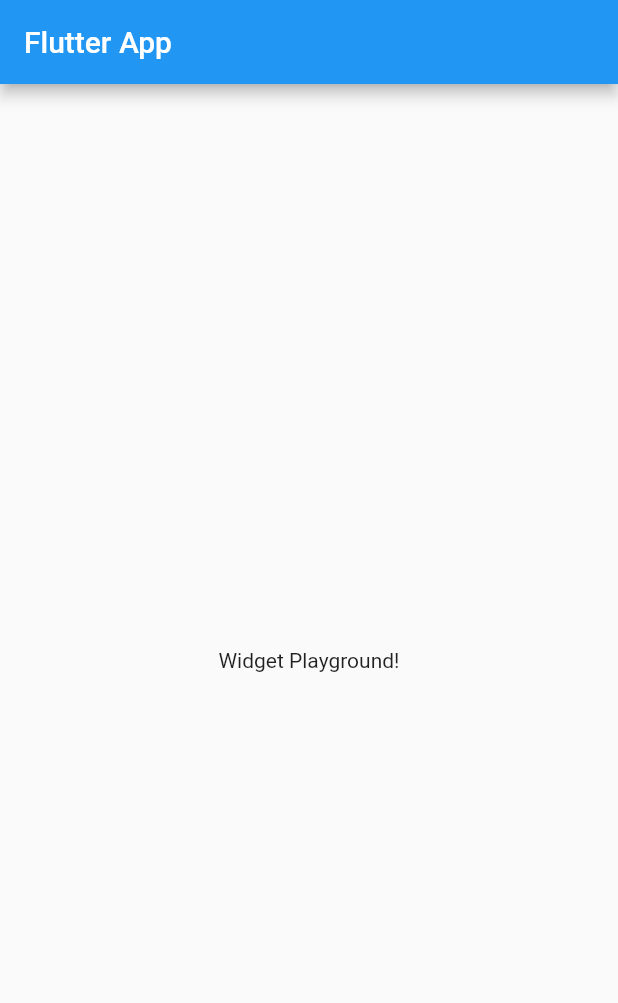
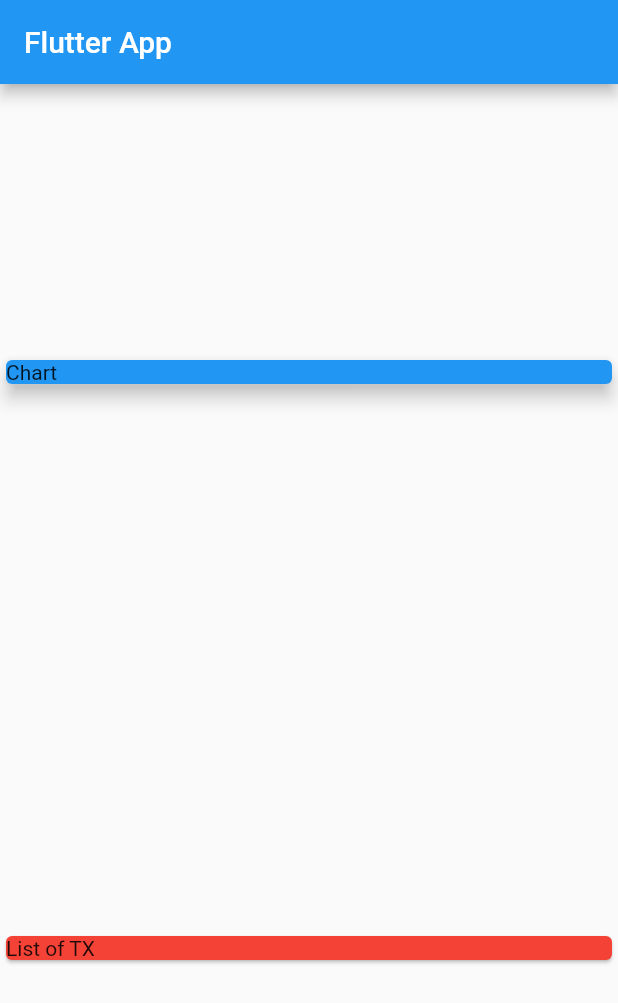
Before and after one commit to babyazalea/flutter_complete_guide2, a Flutter app: the screen it shows after launch, on a phone screen of 412 x 824 dp. Shown: the top 1003 px of the screen. Run offline on Flutter 3.47's test engine with Material 2 defaults, Android fonts, the light colour scheme and no system bars.

Commit message:
using Column Widget

```diff
--- a/lib/main.dart
+++ b/lib/main.dart
@@ -16,12 +16,25 @@
   @override
   Widget build(BuildContext context) {
     return Scaffold(
-      appBar: AppBar(
-        title: Text('Flutter App'),
-      ),
-      body: Center(
-        child: Text('Widget Playground!'),
-      ),
-    );
+        appBar: AppBar(
+          title: Text('Flutter App'),
+        ),
+        body: Column(
+            mainAxisAlignment: MainAxisAlignment.spaceAround,
+            crossAxisAlignment: CrossAxisAlignment.stretch,
+            children: <Widget>[
+              Container(
+                width: double.infinity,
+                child: Card(
+                  color: Colors.blue,
+                  child: Text('Chart'),
+                  elevation: 5,
+                ),
+              ),
+              Card(
+                color: Colors.red,
+                child: Text('List of TX'),
+              ),
+            ]));
   }
 }
```
